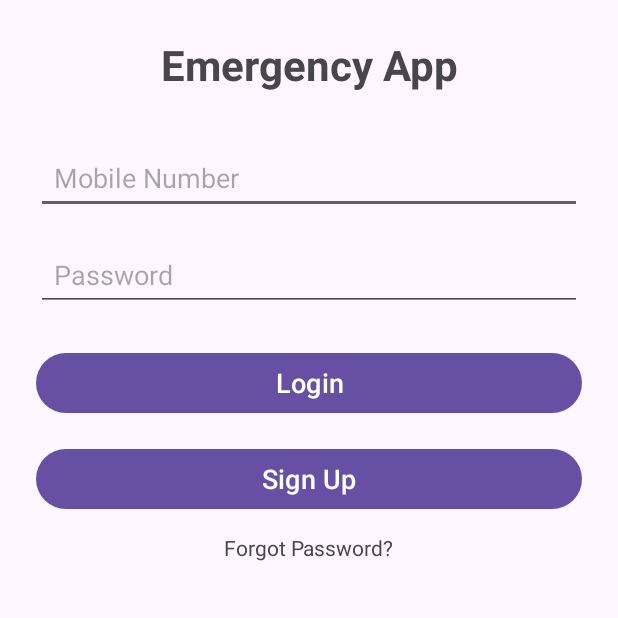
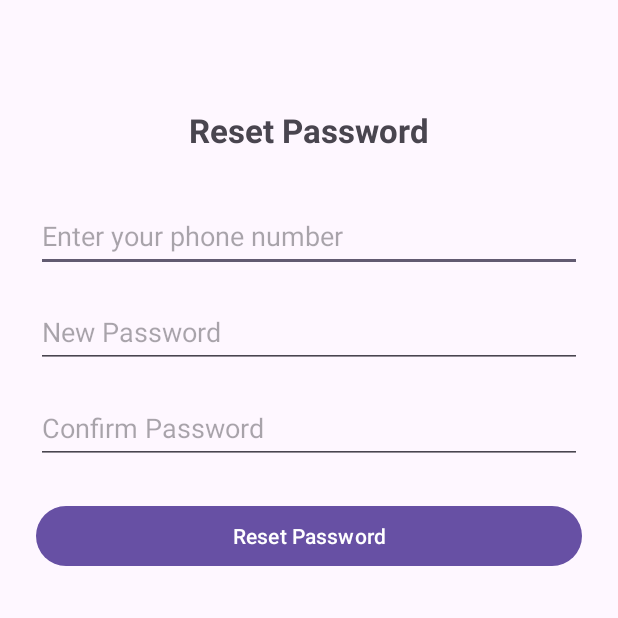
Before and after one commit to suwangying/MAFinalProject, an Android app: the screen it shows after launch (MainActivity before the commit, ForgotPasswordActivity after it), after a tap on "Forgot Password?", on a phone screen of 412 x 824 dp, the top half of it. Run offline under Robolectric (Android 15) with nearby library versions, the phone set to English and light mode, and no system bars.

Commit message:
Forgot Password Page

```diff
--- a/app/src/main/AndroidManifest.xml
+++ b/app/src/main/AndroidManifest.xml
@@ -18,6 +18,9 @@
         android:supportsRtl="true"
         android:theme="@style/Theme.MA_Final_Project">
         <activity
+            android:name=".ForgotPasswordActivity"
+            android:exported="false" />
+        <activity
             android:name=".SignUpActivity"
             android:exported="false" />
         <activity
--- a/app/src/main/java/com/example/ma_final_project/DatabaseHelper.kt
+++ b/app/src/main/java/com/example/ma_final_project/DatabaseHelper.kt
@@ -1,4 +1,4 @@
-package com.example.emergencyapp
+package com.example.ma_final_project
 
 import android.content.ContentValues
 import android.content.Context
--- /dev/null
+++ b/app/src/main/java/com/example/ma_final_project/ForgotPasswordActivity.kt
@@ -0,0 +1,86 @@
+package com.example.ma_final_project
+
+import android.os.Bundle
+import androidx.activity.enableEdgeToEdge
+import androidx.appcompat.app.AppCompatActivity
+import androidx.core.view.ViewCompat
+import androidx.core.view.WindowInsetsCompat
+import android.widget.*
+import com.example.ma_final_project.utils.ValidationUtils
+
+class ForgotPasswordActivity : AppCompatActivity() {
+    private lateinit var etPhone: EditText
+    private lateinit var etNewPassword: EditText
+    private lateinit var etConfirmPassword: EditText
+    private lateinit var btnReset: Button
+    override fun onCreate(savedInstanceState: Bundle?) {
+        super.onCreate(savedInstanceState)
+        enableEdgeToEdge()
+        setContentView(R.layout.activity_forgot_password)
+
+        etPhone = findViewById(R.id.etPhone)
+        etNewPassword = findViewById(R.id.etNewPassword)
+        etConfirmPassword = findViewById(R.id.etConfirmPassword)
+        btnReset = findViewById(R.id.btnReset)
+
+        etPhone.setOnFocusChangeListener { _, hasFocus ->
+            if (!hasFocus) {
+                val phone = etPhone.text.toString().trim()
+                if (!ValidationUtils.isValidPhone(phone)) {
+                    etPhone.error = "Phone must be 10 digits"
+                } else {
+                    etPhone.error = null
+                }
+            }
+        }
+
+        etNewPassword.setOnFocusChangeListener { _, hasFocus ->
+            if (!hasFocus) {
+                val password = etNewPassword.text.toString()
+                if (!ValidationUtils.isValidPassword(password)) {
+                    etNewPassword.error = "Password must have 6+ chars with letters & numbers"
+                } else {
+                    etNewPassword.error = null
+                }
+            }
+        }
+
+        etConfirmPassword.setOnFocusChangeListener { _, hasFocus ->
+            if (!hasFocus) {
+                val password = etNewPassword.text.toString()
+                val confirm = etConfirmPassword.text.toString()
+                if (confirm != password) {
+                    etConfirmPassword.error = "Passwords do not match"
+                } else {
+                    etConfirmPassword.error = null
+                }
+            }
+        }
+
+        btnReset.setOnClickListener {
+            val phone = etPhone.text.toString().trim()
+            val newPassword = etNewPassword.text.toString().trim()
+            val confirmPassword = etConfirmPassword.text.toString().trim()
+
+            if (phone.isEmpty() || newPassword.isEmpty() || confirmPassword.isEmpty()) {
+                Toast.makeText(this, "All fields are required", Toast.LENGTH_SHORT).show()
+                return@setOnClickListener
+            }
+
+            if (newPassword != confirmPassword) {
+                Toast.makeText(this, "Passwords do not match", Toast.LENGTH_SHORT).show()
+                return@setOnClickListener
+            }
+
+            // todo: Add SQLite Authentication to check phone number
+
+            Toast.makeText(this, "Password reset successful!", Toast.LENGTH_SHORT).show()
+            finish() // Go back to Login
+
+        }
+
+
+
+
+    }
+}
--- a/app/src/main/java/com/example/ma_final_project/MainActivity.kt
+++ b/app/src/main/java/com/example/ma_final_project/MainActivity.kt
@@ -74,7 +74,6 @@ class MainActivity : AppCompatActivity() {
             // Proceed to HomeActivity
             val intent = Intent(this, HomeActivity::class.java)
             startActivity(intent)
-            finish()
         }
 
 
@@ -86,8 +85,8 @@ class MainActivity : AppCompatActivity() {
 
         // Forgot Password Link -> go to Forgot Password Page
         forgotPasswd.setOnClickListener {
-            /*val intent = Intent(this, ForgotPasswordActivity::class.java)
-            startActivity(intent)*/
+           val intent = Intent(this, ForgotPasswordActivity::class.java)
+            startActivity(intent)
         }
     }
 }
--- /dev/null
+++ b/app/src/main/res/layout/activity_forgot_password.xml
@@ -0,0 +1,63 @@
+<?xml version="1.0" encoding="utf-8"?>
+<androidx.constraintlayout.widget.ConstraintLayout xmlns:android="http://schemas.android.com/apk/res/android"
+    xmlns:app="http://schemas.android.com/apk/res-auto"
+    android:layout_width="match_parent"
+    android:layout_height="match_parent"
+    android:padding="24dp">
+
+    <TextView
+        android:id="@+id/tvTitle"
+        android:text="Reset Password"
+        android:textSize="22sp"
+        android:textStyle="bold"
+        android:layout_width="wrap_content"
+        android:layout_height="wrap_content"
+        android:layout_marginTop="48dp"
+        app:layout_constraintTop_toTopOf="parent"
+        app:layout_constraintStart_toStartOf="parent"
+        app:layout_constraintEnd_toEndOf="parent" />
+
+    <EditText
+        android:id="@+id/etPhone"
+        android:layout_width="0dp"
+        android:layout_height="48dp"
+        android:layout_marginTop="32dp"
+        android:hint="Enter your phone number"
+        android:inputType="phone"
+        app:layout_constraintEnd_toEndOf="parent"
+        app:layout_constraintStart_toStartOf="parent"
+        app:layout_constraintTop_toBottomOf="@id/tvTitle" />
+
+    <EditText
+        android:id="@+id/etNewPassword"
+        android:layout_width="0dp"
+        android:layout_height="48dp"
+        android:layout_marginTop="16dp"
+        android:hint="New Password"
+        android:inputType="textPassword"
+        app:layout_constraintEnd_toEndOf="parent"
+        app:layout_constraintStart_toStartOf="parent"
+        app:layout_constraintTop_toBottomOf="@id/etPhone" />
+
+    <EditText
+        android:id="@+id/etConfirmPassword"
+        android:layout_width="0dp"
+        android:layout_height="48dp"
+        android:layout_marginTop="16dp"
+        android:hint="Confirm Password"
+        android:inputType="textPassword"
+        app:layout_constraintEnd_toEndOf="parent"
+        app:layout_constraintStart_toStartOf="parent"
+        app:layout_constraintTop_toBottomOf="@id/etNewPassword" />
+
+    <Button
+        android:id="@+id/btnReset"
+        android:text="Reset Password"
+        android:layout_width="0dp"
+        android:layout_height="wrap_content"
+        android:layout_marginTop="24dp"
+        app:layout_constraintTop_toBottomOf="@id/etConfirmPassword"
+        app:layout_constraintStart_toStartOf="parent"
+        app:layout_constraintEnd_toEndOf="parent" />
+
+</androidx.constraintlayout.widget.ConstraintLayout>
```
